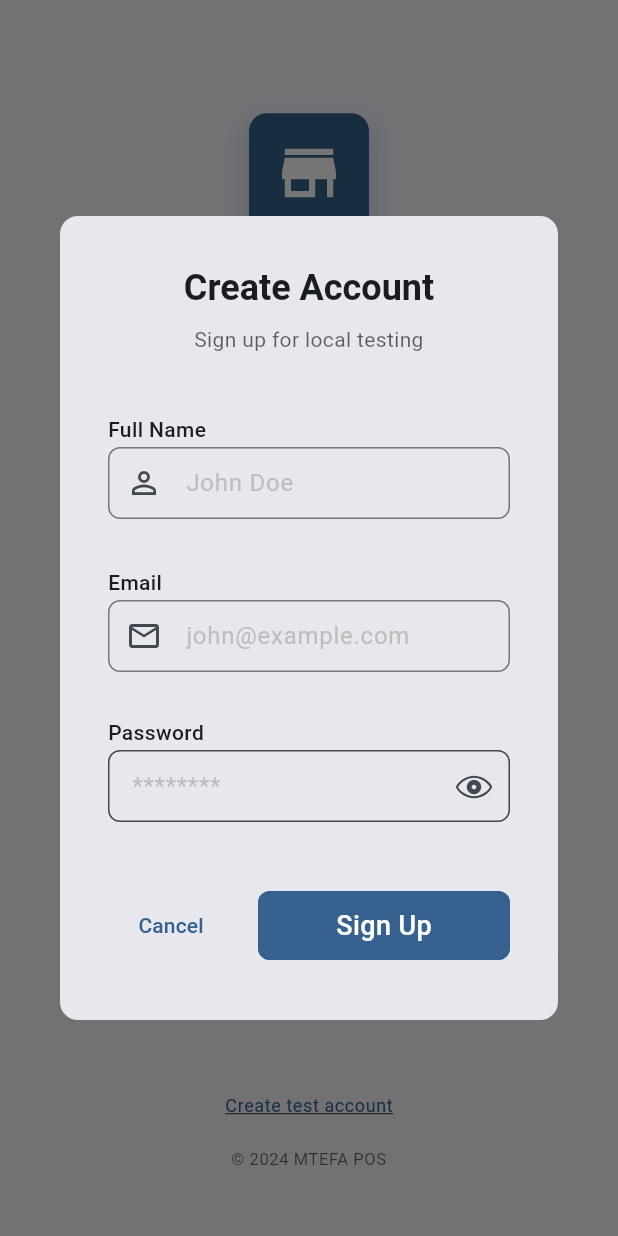
After one commit to askabdulhaseeb/mtefa-frontend, a Flutter app: the screen it shows after launch, after a tap on "Create test account", on a phone screen of 412 x 824 dp. The commit adds this screen. Run offline on Flutter 3.47's test engine with Material 3 defaults, Android fonts, the phone set to English and light mode, and no system bars; our stand-ins replace connectivity_plus, drift, dropdown_button2, easy_localization, equatable, flutter_dotenv and 3 more; missing offline and left inert: sqlite3; accounts and stored records are empty.

Commit message:
auth done

```diff
--- a/lib/core/database/database.dart
+++ b/lib/core/database/database.dart
@@ -8,11 +8,13 @@ import 'package:path/path.dart' as p;
 import 'package:sqlite3/sqlite3.dart';
 import 'package:sqlite3_flutter_libs/sqlite3_flutter_libs.dart';
 
+import 'tables/users_table.dart';
+
 // This will be generated by build_runner
 // Run: dart run build_runner build
 part 'database.g.dart';
 
-@DriftDatabase(tables: <Type>[])
+@DriftDatabase(tables: <Type>[Users])
 class AppDatabase extends _$AppDatabase {
   AppDatabase() : super(_openConnection());
 
--- /dev/null
+++ b/lib/core/database/tables/users_table.dart
@@ -0,0 +1,12 @@
+import 'package:drift/drift.dart';
+
+/// Users table for local database storage
+@DataClassName('LocalUser')
+class Users extends Table {
+  IntColumn get id => integer().autoIncrement()();
+  TextColumn get email => text().unique()();
+  TextColumn get password => text()();
+  TextColumn get name => text()();
+  DateTimeColumn get createdAt => dateTime().withDefault(currentDateAndTime)();
+  DateTimeColumn get updatedAt => dateTime().withDefault(currentDateAndTime)();
+}
--- a/lib/injection_container.dart
+++ b/lib/injection_container.dart
@@ -1,6 +1,7 @@
 import 'package:flutter_secure_storage/flutter_secure_storage.dart';
 import 'package:get_it/get_it.dart';
 
+import 'core/database/database.dart';
 import 'core/utils/token_manager.dart';
 import 'data/repositories/auth_repository_impl.dart';
 import 'domain/repositories/auth_repository.dart';
@@ -12,6 +13,7 @@ final GetIt sl = GetIt.instance;
 Future<void> init() async {
   // External dependencies
   sl.registerLazySingleton<FlutterSecureStorage>(() => const FlutterSecureStorage());
+  sl.registerLazySingleton<AppDatabase>(() => AppDatabase());
 
   // Initialize all dependencies
   _core();
--- a/lib/presentation/screens/auth/login/views/login_mobile_view.dart
+++ b/lib/presentation/screens/auth/login/views/login_mobile_view.dart
@@ -8,6 +8,7 @@ import '../../../../widgets/core/custom_elevated_button.dart';
 import '../widgets/components/login_form_fields.dart';
 import '../widgets/components/login_remember_me_section.dart';
 import '../widgets/components/login_error_message.dart';
+import '../widgets/components/signup_button.dart';
 
 /// Mobile view for login screen
 class LoginMobileView extends StatelessWidget {
@@ -119,7 +120,14 @@ class LoginMobileView extends StatelessWidget {
               ),
               const SizedBox(height: DoubleConstants.spacingXL),
 
-              // Footer
+              // Footer with signup option
+              Column(
+                children: <Widget>[
+                  // Signup button for testing
+                  const SignupButton(fontSize: 12),
+                  const SizedBox(height: DoubleConstants.spacingXS),
+
+                  // Copyright text
                   Text(
                     '© 2024 MTEFA POS',
                     style: theme.textTheme.bodySmall?.copyWith(
@@ -130,6 +138,8 @@ class LoginMobileView extends StatelessWidget {
                   ),
                 ],
               ),
+            ],
+          ),
         ),
       ),
     );
--- /dev/null
+++ b/lib/presentation/screens/auth/login/widgets/components/signup_button.dart
@@ -0,0 +1,40 @@
+import 'package:flutter/material.dart';
+
+import '../../../../../widgets/popups/signup_popup.dart';
+
+/// Reusable signup button component for auth screens
+/// Shows signup popup when pressed
+class SignupButton extends StatelessWidget {
+  const SignupButton({
+    this.text = 'Create test account',
+    this.fontSize,
+    super.key,
+  });
+
+  final String text;
+  final double? fontSize;
+
+  void _showSignupPopup(BuildContext context) {
+    showDialog<void>(
+      context: context,
+      builder: (context) => const SignupPopup(),
+    );
+  }
+
+  @override
+  Widget build(BuildContext context) {
+    final ThemeData theme = Theme.of(context);
+
+    return TextButton(
+      onPressed: () => _showSignupPopup(context),
+      child: Text(
+        text,
+        style: theme.textTheme.bodySmall?.copyWith(
+          color: theme.primaryColor,
+          decoration: TextDecoration.underline,
+          fontSize: fontSize,
+        ),
+      ),
+    );
+  }
+}
--- a/lib/presentation/screens/auth/providers/login_provider.dart
+++ b/lib/presentation/screens/auth/providers/login_provider.dart
@@ -1,5 +1,6 @@
 import 'package:flutter/material.dart';
 
+import '../../../../core/database/database.dart';
 import '../../../../core/resources/data_state.dart';
 import '../../../../domain/entities/auth/user_entity.dart';
 import '../../../../domain/usecases/auth/login_usecase.dart';
@@ -132,14 +133,36 @@ class LoginProvider extends ChangeNotifier {
     notifyListeners();
 
     try {
-      // Create login parameters
+      // Try local database first (for testing)
+      final bool localLoginSuccess = await _tryLocalLogin();
+
+      if (localLoginSuccess) {
+        _isLoading = false;
+        _loginState = DataSuccess<LoginResponseEntity>(
+          LoginResponseEntity(
+            user: UserEntity(
+              userId: '1',
+              email: emailController.text.trim().toLowerCase(),
+              name: 'Test User',
+            ),
+            token: const AuthTokenEntity(
+              accessToken: 'local_test_token',
+              refreshToken: 'local_refresh_token',
+              expiresIn: 3600,
+            ),
+          ),
+        );
+        notifyListeners();
+        return;
+      }
+
+      // If local login fails, try API login
       final LoginParams params = LoginParams(
         email: emailController.text.trim().toLowerCase(),
         password: passwordController.text,
         rememberMe: _rememberMe,
       );
 
-      // Perform login
       final DataState<LoginResponseEntity> result = await _loginUseCase.call(params: params);
 
       // Update state
@@ -160,6 +183,29 @@ class LoginProvider extends ChangeNotifier {
         errorDetails: <String, dynamic>{'exception': e.toString()},
       );
       notifyListeners();
+    }
+  }
+
+  /// Try to login with local database
+  Future<bool> _tryLocalLogin() async {
+    try {
+      final AppDatabase database = AppDatabase();
+
+      final List<LocalUser> users = await (database.select(database.users)
+          ..where((u) => u.email.equals(emailController.text.trim().toLowerCase()))).get();
+
+      if (users.isNotEmpty) {
+        final LocalUser user = users.first;
+        // Simple password check (in real app, use proper hashing)
+        if (user.password == passwordController.text) {
+          return true;
+        }
+      }
+
+      return false;
+    } catch (e) {
+      debugPrint('Local login error: $e');
+      return false;
     }
   }
 
--- /dev/null
+++ b/lib/presentation/widgets/popups/signup_popup.dart
@@ -0,0 +1,222 @@
+import 'package:flutter/material.dart';
+
+import '../../../core/constants/numbers.dart';
+import '../../../core/database/database.dart';
+import '../core/custom_elevated_button.dart';
+import '../core/custom_textformfield.dart';
+import '../core/password_textformfield.dart';
+
+/// Simple signup popup for local database testing
+class SignupPopup extends StatefulWidget {
+  const SignupPopup({super.key});
+
+  @override
+  State<SignupPopup> createState() => _SignupPopupState();
+}
+
+class _SignupPopupState extends State<SignupPopup> {
+  final GlobalKey<FormState> _formKey = GlobalKey<FormState>();
+  final TextEditingController _nameController = TextEditingController();
+  final TextEditingController _emailController = TextEditingController();
+  final TextEditingController _passwordController = TextEditingController();
+
+  bool _isLoading = false;
+
+  @override
+  void dispose() {
+    _nameController.dispose();
+    _emailController.dispose();
+    _passwordController.dispose();
+    super.dispose();
+  }
+
+  Future<void> _signup() async {
+    if (!_formKey.currentState!.validate()) {
+      return;
+    }
+
+    setState(() {
+      _isLoading = true;
+    });
+
+    try {
+      final AppDatabase database = AppDatabase();
+
+      // Check if user already exists
+      final List<LocalUser> existingUsers =
+          await (database.select(database.users)..where(
+                ($UsersTable u) =>
+                    u.email.equals(_emailController.text.trim().toLowerCase()),
+              ))
+              .get();
+
+      if (existingUsers.isNotEmpty) {
+        if (mounted) {
+          ScaffoldMessenger.of(context).showSnackBar(
+            const SnackBar(
+              content: Text('User with this email already exists!'),
+              backgroundColor: Colors.red,
+            ),
+          );
+        }
+        return;
+      }
+
+      // Create new user
+      await database
+          .into(database.users)
+          .insert(
+            UsersCompanion.insert(
+              name: _nameController.text.trim(),
+              email: _emailController.text.trim().toLowerCase(),
+              password: _passwordController.text, // In real app, hash this!
+            ),
+          );
+
+      if (mounted) {
+        ScaffoldMessenger.of(context).showSnackBar(
+          const SnackBar(
+            content: Text('Account created successfully!'),
+            backgroundColor: Colors.green,
+          ),
+        );
+        Navigator.of(context).pop();
+      }
+    } catch (e) {
+      if (mounted) {
+        ScaffoldMessenger.of(context).showSnackBar(
+          SnackBar(
+            content: Text('Error creating account: $e'),
+            backgroundColor: Colors.red,
+          ),
+        );
+      }
+    } finally {
+      if (mounted) {
+        setState(() {
+          _isLoading = false;
+        });
+      }
+    }
+  }
+
+  @override
+  Widget build(BuildContext context) {
+    final ThemeData theme = Theme.of(context);
+
+    return Dialog(
+      shape: RoundedRectangleBorder(
+        borderRadius: BorderRadius.circular(DoubleConstants.radiusL),
+      ),
+      child: Container(
+        constraints: const BoxConstraints(maxWidth: 400),
+        padding: const EdgeInsets.all(DoubleConstants.spacingXL),
+        child: Form(
+          key: _formKey,
+          child: Column(
+            mainAxisSize: MainAxisSize.min,
+            crossAxisAlignment: CrossAxisAlignment.stretch,
+            children: <Widget>[
+              // Header
+              Text(
+                'Create Account',
+                style: theme.textTheme.headlineSmall?.copyWith(
+                  fontWeight: FontWeight.bold,
+                ),
+                textAlign: TextAlign.center,
+              ),
+              const SizedBox(height: DoubleConstants.spacingS),
+              Text(
+                'Sign up for local testing',
+                style: theme.textTheme.bodyMedium?.copyWith(
+                  color: theme.hintColor,
+                ),
+                textAlign: TextAlign.center,
+              ),
+              const SizedBox(height: DoubleConstants.spacingXL),
+
+              // Name field
+              CustomTextFormField(
+                controller: _nameController,
+                labelText: 'Full Name',
+                hint: 'John Doe',
+                prefixIcon: const Icon(Icons.person_outline),
+                textInputAction: TextInputAction.next,
+                validator: (String? value) {
+                  if (value == null || value.trim().isEmpty) {
+                    return 'Name is required';
+                  }
+                  return null;
+                },
+              ),
+              const SizedBox(height: DoubleConstants.spacingM),
+
+              // Email field
+              CustomTextFormField(
+                controller: _emailController,
+                labelText: 'Email',
+                hint: 'john@example.com',
+                keyboardType: TextInputType.emailAddress,
+                prefixIcon: const Icon(Icons.email_outlined),
+                textInputAction: TextInputAction.next,
+                validator: (String? value) {
+                  if (value == null || value.trim().isEmpty) {
+                    return 'Email is required';
+                  }
+                  if (!RegExp(
+                    r'^[\w-\.]+@([\w-]+\.)+[\w-]{2,4}$',
+                  ).hasMatch(value)) {
+                    return 'Please enter a valid email';
+                  }
+                  return null;
+                },
+              ),
+              const SizedBox(height: DoubleConstants.spacingM),
+
+              // Password field
+              PasswordTextFormField(
+                controller: _passwordController,
+                labelText: 'Password',
+                textInputAction: TextInputAction.done,
+                validator: (String? value) {
+                  if (value == null || value.isEmpty) {
+                    return 'Password is required';
+                  }
+                  if (value.length < 6) {
+                    return 'Password must be at least 6 characters';
+                  }
+                  return null;
+                },
+                onFieldSubmitted: (_) => _signup(),
+              ),
+              const SizedBox(height: DoubleConstants.spacingXL),
+
+              // Buttons
+              Row(
+                children: <Widget>[
+                  Expanded(
+                    child: TextButton(
+                      onPressed: _isLoading
+                          ? null
+                          : () => Navigator.of(context).pop(),
+                      child: const Text('Cancel'),
+                    ),
+                  ),
+                  const SizedBox(width: DoubleConstants.spacingM),
+                  Expanded(
+                    flex: 2,
+                    child: CustomElevatedButton(
+                      title: 'Sign Up',
+                      isLoading: _isLoading,
+                      onTap: _signup,
+                    ),
+                  ),
+                ],
+              ),
+            ],
+          ),
+        ),
+      ),
+    );
+  }
+}
```
Also changed, not shown: lib/presentation/screens/auth/login/widgets/components/login_form_footer.dart (+17 -5 lines), lib/core/database/database.g.dart. Lines whose indentation alone changed are shown as unchanged.
